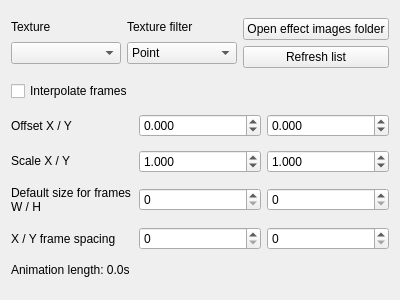
headshot2017/smbzg-charloader, file gui-tool/ui/actiontab_generalEffect.ui: the form before one commit.
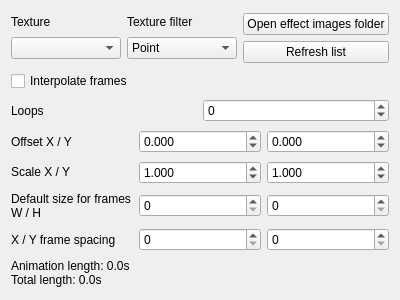
The form after the commit.

Commit message:
allow changing loop count on effects
also fix bug where changing anim or fx's loop count didn't immediately reflect the change in the animator preview

```diff
--- a/gui-tool/ui/actiontab_generalEffect.ui
+++ b/gui-tool/ui/actiontab_generalEffect.ui
@@ -111,6 +111,27 @@
      </property>
     </widget>
    </item>
+   <item>
+    <layout class="QHBoxLayout" name="horizontalLayout_6">
+     <item>
+      <widget class="QLabel" name="label_7">
+       <property name="text">
+        <string>Loops</string>
+       </property>
+      </widget>
+     </item>
+     <item>
+      <widget class="QSpinBox" name="spinbox_loops">
+       <property name="minimum">
+        <number>-1</number>
+       </property>
+       <property name="maximum">
+        <number>1000</number>
+       </property>
+      </widget>
+     </item>
+    </layout>
+   </item>
    <item>
     <layout class="QHBoxLayout" name="horizontalLayout_2">
      <item>
@@ -281,7 +302,8 @@
       </sizepolicy>
      </property>
      <property name="text">
-      <string>Animation length: 0.0s</string>
+      <string>Animation length: 0.0s
+Total length: 0.0s</string>
      </property>
     </widget>
    </item>
```
The commit also changes 6 other files.
